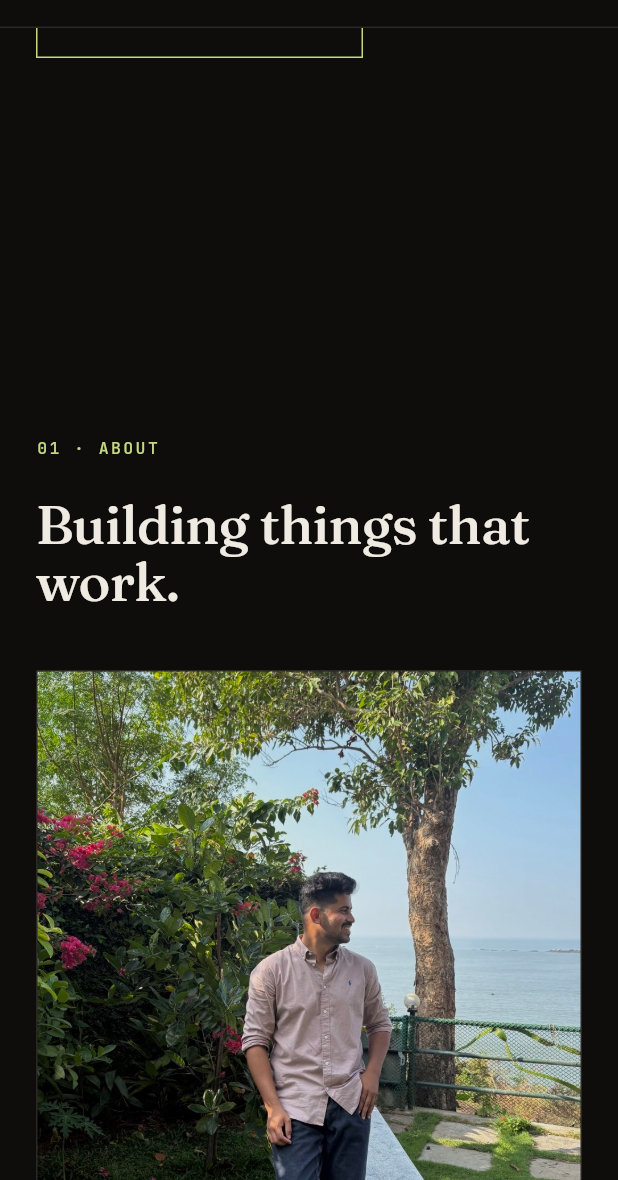
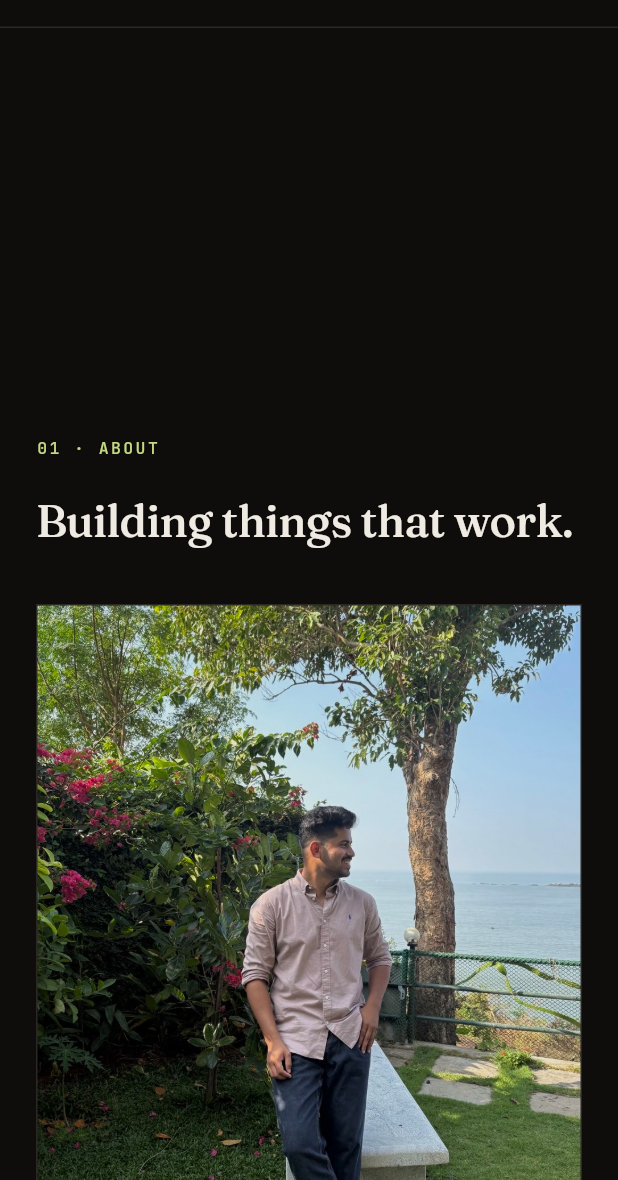
Before and after one commit to hishaamharis/Portfolio, a Flutter app: the screen it shows after launch, scrolled down 576 dp, on a phone screen of 412 x 824 dp, the part 56-1236 px from its top. Run offline on Flutter 3.47's test engine with Material 3 defaults, Android fonts, the phone set to English and light mode, and no system bars; drawn by our look-alikes of scrollable_positioned_list; our stand-ins replace google_fonts.

Commit message:
Refactor text sizing and layout for responsiveness across screens

```diff
--- a/lib/main.dart
+++ b/lib/main.dart
@@ -73,9 +73,11 @@ class PortfolioPage extends StatelessWidget {
               itemCount: 4,
               itemBuilder: (context, index) {
                 if (index == 0) {
-                  return SizedBox(
-                    height: MediaQuery.of(context).size.height -
-                        kToolbarHeight,
+                  return ConstrainedBox(
+                    constraints: BoxConstraints(
+                      minHeight: MediaQuery.of(context).size.height -
+                          kToolbarHeight,
+                    ),
                     child: _getSection(index),
                   );
                 }
--- a/lib/screens/about_screen.dart
+++ b/lib/screens/about_screen.dart
@@ -13,6 +13,7 @@ class AboutScreen extends StatelessWidget {
   Widget build(BuildContext context) {
     final double screenWidth = MediaQuery.of(context).size.width;
     final bool isMobile = screenWidth < 700;
+    final bool isNarrow = screenWidth < 420;
     final double horizontalPad = isMobile ? 24 : 80;
 
     return Container(
@@ -27,11 +28,15 @@ class AboutScreen extends StatelessWidget {
               children: [
                   Text('01 · ABOUT', style: AppType.eyebrow()),
                   const SizedBox(height: 24),
-                  Text(
-                    'Building things that work.',
-                    style: AppType.display(
-                      size: isMobile ? 36 : 56,
-                      height: 1.05,
+                  FittedBox(
+                    fit: BoxFit.scaleDown,
+                    alignment: Alignment.centerLeft,
+                    child: Text(
+                      'Building things that work.',
+                      style: AppType.display(
+                        size: isNarrow ? 30 : (isMobile ? 36 : 56),
+                        height: 1.05,
+                      ),
                     ),
                   ),
                   const SizedBox(height: 40),
--- a/lib/screens/home_screen.dart
+++ b/lib/screens/home_screen.dart
@@ -21,10 +21,11 @@ class HomeScreen extends StatelessWidget {
   Widget build(BuildContext context) {
     final double screenWidth = MediaQuery.of(context).size.width;
     final bool isMobile = screenWidth < 700;
+    final bool isNarrow = screenWidth < 420;
     final double horizontalPad = isMobile ? 24 : 80;
 
-    final double greetingSize = isMobile ? 28 : 44;
-    final double nameSize = isMobile ? 64 : 96;
+    final double greetingSize = isNarrow ? 24 : (isMobile ? 28 : 44);
+    final double nameSize = isNarrow ? 48 : (isMobile ? 64 : 96);
 
     return Container(
       color: AppColors.ink,
@@ -51,12 +52,16 @@ class HomeScreen extends StatelessWidget {
                   ),
                 ),
                 const SizedBox(height: 8),
-                Transform.rotate(
-                  angle: -0.035,
+                FittedBox(
+                  fit: BoxFit.scaleDown,
                   alignment: Alignment.centerLeft,
-                  child: Text(
-                    'Muhammad Hisham',
-                    style: AppType.signature(size: nameSize),
+                  child: Transform.rotate(
+                    angle: -0.035,
+                    alignment: Alignment.centerLeft,
+                    child: Text(
+                      'Muhammad Hisham',
+                      style: AppType.signature(size: nameSize),
+                    ),
                   ),
                 ),
                 const SizedBox(height: 32),
```
Also changed, not shown: lib/screens/contact_screen.dart (+13 -4 lines), lib/screens/project_detail_screen.dart (+10 -5 lines), lib/screens/projects_screen.dart (+10 -5 lines).
